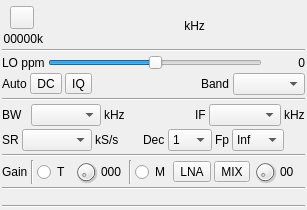
Above: plugins/samplesource/sdrplay/sdrplaygui.ui from f4exb/sdrangel before the change. Below: the same form after it.
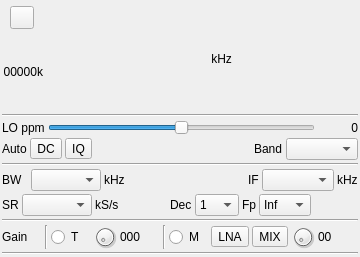
That is the form after the change. Icons and pictures are not drawn. Custom widgets are drawn as their Qt base class.

```diff
--- a/plugins/samplesource/sdrplay/sdrplaygui.ui
+++ b/plugins/samplesource/sdrplay/sdrplaygui.ui
@@ -6,8 +6,8 @@
    <rect>
     <x>0</x>
     <y>0</y>
-    <width>307</width>
-    <height>210</height>
+    <width>360</width>
+    <height>257</height>
    </rect>
   </property>
   <property name="sizePolicy">
@@ -18,8 +18,8 @@
   </property>
   <property name="minimumSize">
    <size>
-    <width>0</width>
-    <height>210</height>
+    <width>360</width>
+    <height>0</height>
    </size>
   </property>
   <property name="font">
@@ -649,30 +649,6 @@
      </property>
     </widget>
    </item>
-   <item>
-    <layout class="QHBoxLayout" name="padLayout">
-     <item>
-      <spacer name="verticalPadSpacer">
-       <property name="orientation">
-        <enum>Qt::Vertical</enum>
-       </property>
-       <property name="sizeHint" stdset="0">
-        <size>
-         <width>20</width>
-         <height>40</height>
-        </size>
-       </property>
-      </spacer>
-     </item>
-    </layout>
-   </item>
-   <item>
-    <widget class="Line" name="line_vga2">
-     <property name="orientation">
-      <enum>Qt::Horizontal</enum>
-     </property>
-    </widget>
-   </item>
   </layout>
  </widget>
  <customwidgets>
```
